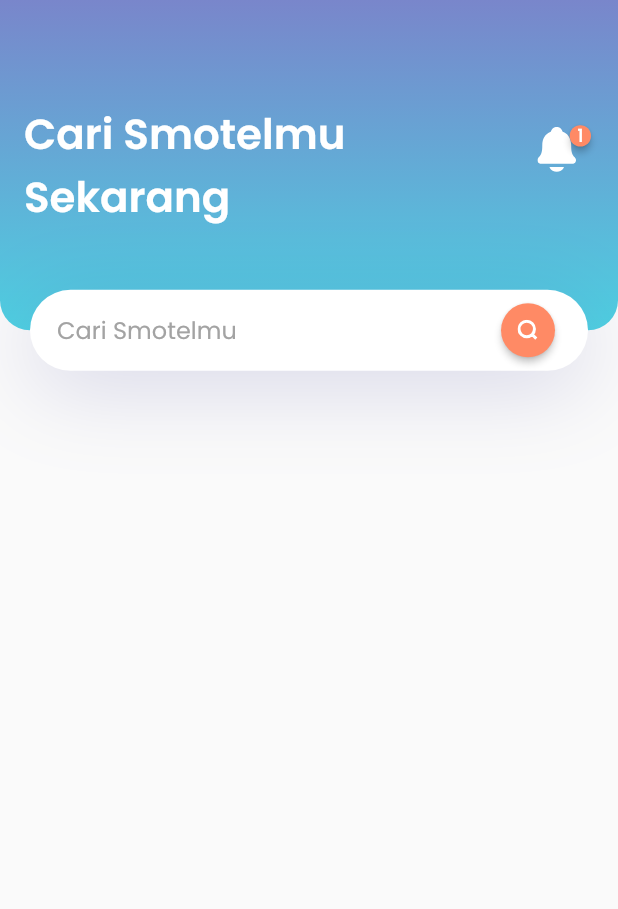
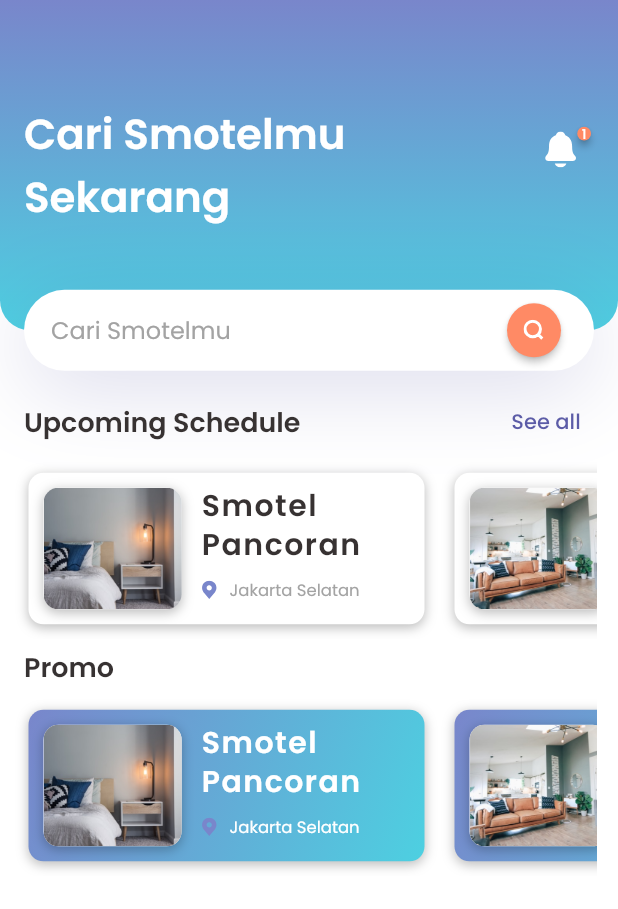
Before and after one commit to RohmanBenyRiyanto/SmartHotel_flutter, a Flutter app: the screen it shows after launch, on a phone screen of 412 x 824 dp. Shown: the top 909 px of the screen. Run offline on Flutter 3.47's test engine with Material 2 defaults, Android fonts, the phone set to English and light mode, and no system bars; drawn by our look-alikes of badges; our stand-ins replace flutter_svg.

Commit message:
Add Card Upcoming Schedule

```diff
--- a/lib/home/components/body.dart
+++ /dev/null
@@ -1,17 +0,0 @@
-import 'package:flutter/material.dart';
-import 'package:smart_hotel/home/components/header.dart';
-
-class body_home extends StatelessWidget {
-  @override
-  Widget build(BuildContext context) {
-    Size size = MediaQuery.of(context).size;
-
-    return SingleChildScrollView(
-      child: Column(
-        children: <Widget>[
-          HeaderWithSearchBox(size: size),
-        ],
-      ),
-    );
-  }
-}
--- a/lib/home/components/header.dart
+++ b/lib/home/components/header.dart
@@ -52,7 +52,7 @@ class HeaderWithSearchBox extends StatelessWidget {
                       print("Notification");
                     },
                     child: Badge(
-                      padding: EdgeInsets.all(5),
+                      padding: EdgeInsets.all(3),
                       badgeColor: color_orange,
                       shape: BadgeShape.circle,
                       position: BadgePosition.topEnd(),
@@ -62,13 +62,13 @@ class HeaderWithSearchBox extends StatelessWidget {
                         style: TextStyle(
                           color: color_white,
                           fontFamily: 'Poppins',
-                          fontSize: 12,
+                          fontSize: 9,
                           fontWeight: FontWeight.w500,
                         ),
                       ),
                       child: SvgPicture.asset(
                         "assets/svg/lonceng.svg",
-                        height: 30,
+                        height: 24,
                       ),
                     ),
                   ),
@@ -82,7 +82,7 @@ class HeaderWithSearchBox extends StatelessWidget {
             right: 0,
             child: Container(
               alignment: Alignment.center,
-              margin: EdgeInsets.symmetric(horizontal: kDefaultPadding),
+              margin: EdgeInsets.symmetric(horizontal: KPadding),
               padding: EdgeInsets.symmetric(horizontal: 8),
               height: 54,
               decoration: BoxDecoration(
--- /dev/null
+++ b/lib/home/components/promo_carousel.dart
@@ -0,0 +1,148 @@
+import 'dart:ui';
+
+import 'package:flutter/material.dart';
+import 'package:flutter_svg/flutter_svg.dart';
+import 'package:smart_hotel/home/models/cards_upcoming_model.dart';
+import 'package:smart_hotel/theme/color.dart';
+import 'package:smart_hotel/theme/const.dart';
+
+class Promo_carousel extends StatelessWidget {
+  const Promo_carousel({Key? key}) : super(key: key);
+
+  @override
+  Widget build(BuildContext context) {
+    return Container(
+      child: Column(
+        children: [
+          Padding(
+            padding: EdgeInsets.symmetric(horizontal: KPadding),
+            child: Row(
+              mainAxisAlignment: MainAxisAlignment.spaceBetween,
+              children: [
+                Text(
+                  'Promo',
+                  style: TextStyle(
+                    color: color_black,
+                    fontFamily: 'Poppins',
+                    fontSize: 18,
+                    fontWeight: FontWeight.w600,
+                  ),
+                ),
+              ],
+            ),
+          ),
+          SizedBox(
+            height: 5,
+          ),
+          Padding(
+            padding: EdgeInsets.only(left: 9.0, right: 14.0),
+            child: Container(
+              height: 121,
+              child: ListView.builder(
+                scrollDirection: Axis.horizontal,
+                itemCount: upcommings.length,
+                itemBuilder: (BuildContext context, int index) {
+                  Upcomming upcomming = upcommings[index];
+                  return Container(
+                    margin: EdgeInsets.all(10),
+                    padding: EdgeInsets.all(10),
+                    width: 264,
+                    decoration: BoxDecoration(
+                      gradient: LinearGradient(
+                        begin: Alignment.topLeft,
+                        end: Alignment.bottomRight,
+                        stops: [0.0, 15.0],
+                        colors: [color_main, color_blue],
+                      ),
+                      borderRadius: BorderRadius.circular(10.0),
+                      boxShadow: [
+                        BoxShadow(
+                          color: Colors.black26,
+                          offset: Offset(0.0, 2.0),
+                          blurRadius: 6.0,
+                        ),
+                      ],
+                    ),
+                    child: Stack(
+                      children: <Widget>[
+                        Positioned(
+                          left: 105.0,
+                          child: Column(
+                            mainAxisAlignment: MainAxisAlignment.spaceBetween,
+                            crossAxisAlignment: CrossAxisAlignment.start,
+                            children: <Widget>[
+                              Padding(
+                                padding: EdgeInsets.only(bottom: 8),
+                                child: Text(
+                                  upcomming.header_upcom,
+                                  style: TextStyle(
+                                    color: color_white,
+                                    fontFamily: 'Poppins',
+                                    fontSize: 20,
+                                    fontWeight: FontWeight.w600,
+                                    height: 1.3,
+                                    letterSpacing: 1,
+                                  ),
+                                ),
+                              ),
+                              Row(
+                                children: [
+                                  Padding(
+                                    padding: EdgeInsets.only(right: 8),
+                                    child: SvgPicture.asset(
+                                      'assets/svg/location.svg',
+                                      width: 11,
+                                    ),
+                                  ),
+                                  Text(
+                                    upcomming.kota,
+                                    style: TextStyle(
+                                      color: color_white,
+                                      fontFamily: 'Poppins',
+                                      fontSize: 11,
+                                      fontWeight: FontWeight.w400,
+                                    ),
+                                  ),
+                                ],
+                              ),
+                            ],
+                          ),
+                        ),
+                        Container(
+                          decoration: BoxDecoration(
+                            color: color_white,
+                            borderRadius: BorderRadius.circular(10),
+                            boxShadow: [
+                              BoxShadow(
+                                color: Colors.black26,
+                                offset: Offset(0.0, 2.0),
+                                blurRadius: 6.0,
+                              ),
+                            ],
+                          ),
+                          child: Stack(
+                            children: <Widget>[
+                              ClipRRect(
+                                borderRadius: BorderRadius.circular(10),
+                                child: Image(
+                                  height: 83.22,
+                                  width: 92.1,
+                                  image: AssetImage(upcomming.imageUrl),
+                                  fit: BoxFit.cover,
+                                ),
+                              ),
+                            ],
+                          ),
+                        )
+                      ],
+                    ),
+                  );
+                },
+              ),
+            ),
+          ),
+        ],
+      ),
+    );
+  }
+}
--- /dev/null
+++ b/lib/home/components/schedule_carousel.dart
@@ -0,0 +1,161 @@
+import 'dart:ui';
+
+import 'package:flutter/material.dart';
+import 'package:flutter_svg/flutter_svg.dart';
+import 'package:smart_hotel/home/models/cards_upcoming_model.dart';
+import 'package:smart_hotel/theme/color.dart';
+import 'package:smart_hotel/theme/const.dart';
+
+class ScheduleCarousel extends StatelessWidget {
+  const ScheduleCarousel({Key? key}) : super(key: key);
+
+  @override
+  Widget build(BuildContext context) {
+    return Container(
+      child: Column(
+        children: [
+          Padding(
+            padding: EdgeInsets.symmetric(horizontal: KPadding),
+            child: Row(
+              mainAxisAlignment: MainAxisAlignment.spaceBetween,
+              children: [
+                Text(
+                  'Upcoming Schedule',
+                  style: TextStyle(
+                    color: color_black,
+                    fontFamily: 'Poppins',
+                    fontSize: 18,
+                    fontWeight: FontWeight.w600,
+                  ),
+                ),
+                TextButton(
+                  style: ButtonStyle(
+                    overlayColor: MaterialStateColor.resolveWith(
+                        (states) => Colors.transparent.withOpacity(0)),
+                  ),
+                  child: Text(
+                    'See all',
+                    style: TextStyle(
+                      color: color_purple,
+                      fontFamily: 'Poppins',
+                      fontSize: 14,
+                      fontWeight: FontWeight.w500,
+                    ),
+                  ),
+                  onPressed: () {
+                    print('Lihat Semua');
+                  },
+                ),
+              ],
+            ),
+          ),
+          // SizedBox(
+          //   height: 5,
+          // ),
+          Padding(
+            padding: EdgeInsets.only(left: 9.0, right: 14.0),
+            child: Container(
+              height: 121,
+              child: ListView.builder(
+                scrollDirection: Axis.horizontal,
+                itemCount: upcommings.length,
+                itemBuilder: (BuildContext context, int index) {
+                  Upcomming upcomming = upcommings[index];
+                  return Container(
+                    margin: EdgeInsets.all(10),
+                    padding: EdgeInsets.all(10),
+                    width: 264,
+                    decoration: BoxDecoration(
+                      color: color_white,
+                      borderRadius: BorderRadius.circular(10.0),
+                      boxShadow: [
+                        BoxShadow(
+                          color: Colors.black26,
+                          offset: Offset(0.0, 2.0),
+                          blurRadius: 6.0,
+                        ),
+                      ],
+                    ),
+                    child: Stack(
+                      children: <Widget>[
+                        Positioned(
+                          left: 105.0,
+                          child: Column(
+                            mainAxisAlignment: MainAxisAlignment.spaceBetween,
+                            crossAxisAlignment: CrossAxisAlignment.start,
+                            children: <Widget>[
+                              Padding(
+                                padding: EdgeInsets.only(bottom: 8),
+                                child: Text(
+                                  upcomming.header_upcom,
+                                  style: TextStyle(
+                                    color: color_black,
+                                    fontFamily: 'Poppins',
+                                    fontSize: 20,
+                                    fontWeight: FontWeight.w600,
+                                    height: 1.3,
+                                    letterSpacing: 1,
+                                  ),
+                                ),
+                              ),
+                              Row(
+                                children: [
+                                  Padding(
+                                    padding: EdgeInsets.only(right: 8),
+                                    child: SvgPicture.asset(
+                                      'assets/svg/location.svg',
+                                      width: 11,
+                                    ),
+                                  ),
+                                  Text(
+                                    upcomming.kota,
+                                    style: TextStyle(
+                                      color: color_abu,
+                                      fontFamily: 'Poppins',
+                                      fontSize: 11,
+                                      fontWeight: FontWeight.w400,
+                                    ),
+                                  ),
+                                ],
+                              ),
+                            ],
+                          ),
+                        ),
+                        Container(
+                          decoration: BoxDecoration(
+                            color: color_white,
+                            borderRadius: BorderRadius.circular(10),
+                            boxShadow: [
+                              BoxShadow(
+                                color: Colors.black26,
+                                offset: Offset(0.0, 2.0),
+                                blurRadius: 6.0,
+                              ),
+                            ],
+                          ),
+                          child: Stack(
+                            children: <Widget>[
+                              ClipRRect(
+                                borderRadius: BorderRadius.circular(10),
+                                child: Image(
+                                  height: 83.22,
+                                  width: 92.1,
+                                  image: AssetImage(upcomming.imageUrl),
+                                  fit: BoxFit.cover,
+                                ),
+                              ),
+                            ],
+                          ),
+                        )
+                      ],
+                    ),
+                  );
+                },
+              ),
+            ),
+          ),
+        ],
+      ),
+    );
+  }
+}
--- a/lib/home/home.dart
+++ b/lib/home/home.dart
@@ -1,15 +1,32 @@
 import 'package:flutter/material.dart';
-import 'package:flutter_svg/flutter_svg.dart';
-import 'package:smart_hotel/home/components/body.dart';
+import 'package:smart_hotel/home/components/header.dart';
+import 'package:smart_hotel/home/components/promo_carousel.dart';
+import 'package:smart_hotel/home/components/schedule_carousel.dart';
 import 'package:smart_hotel/theme/color.dart';
+import 'package:smart_hotel/theme/const.dart';
 
 class Home extends StatelessWidget {
   static String routeName = "/home";
   @override
   Widget build(BuildContext context) {
+    Size size = MediaQuery.of(context).size;
     return Scaffold(
+      backgroundColor: color_white,
       body: SafeArea(
-        child: body_home(),
+        child: ListView(
+          children: <Widget>[
+            HeaderWithSearchBox(size: size),
+            SizedBox(
+              height: 10,
+            ),
+            //tampil tidaknya cards upcoming tergantung ada tidaknya jadwal
+            Visibility(visible: true, child: ScheduleCarousel()),
+            SizedBox(
+              height: 5,
+            ),
+            Visibility(visible: true, child: Promo_carousel()),
+          ],
+        ),
       ),
     );
   }
--- /dev/null
+++ b/lib/home/models/cards_upcoming_model.dart
@@ -0,0 +1,65 @@
+import 'package:smart_hotel/home/models/activity_model.dart';
+
+class Upcomming {
+  String imageUrl;
+  String header_upcom;
+  String kota;
+
+  Upcomming({
+    required this.imageUrl,
+    required this.header_upcom,
+    required this.kota,
+  });
+
+  get length => null;
+}
+
+// List<Activity> activities = [
+//   Activity(
+//     imageUrl: 'assets/images/hotel_one.png',
+//     name: 'Smotel\'s Tebet',
+//     rating: 5,
+//     price: 150000,
+//   ),
+//   Activity(
+//     imageUrl: 'assets/images/hotel_one.png',
+//     name: 'Smotel\'s Tebet',
+//     rating: 5,
+//     price: 150000,
+//   ),
+//   Activity(
+//     imageUrl: 'assets/images/hotel_one.png',
+//     name: 'Smotel\'s Tebet',
+//     rating: 5,
+//     price: 150000,
+//   ),
+//   Activity(
+//     imageUrl: 'assets/images/hotel_one.png',
+//     name: 'Smotel\'s Tebet',
+//     rating: 5,
+//     price: 150000,
+//   ),
+// ];
+
+List<Upcomming> upcommings = [
+  Upcomming(
+    imageUrl: 'assets/images/hotel_two.png',
+    header_upcom: 'Smotel\nPancoran',
+    kota: 'Jakarta Selatan',
+  ),
+  Upcomming(
+    imageUrl: 'assets/images/hotel_one.png',
+    header_upcom: 'Smotel\nSurakarta',
+    kota: 'Surakarta',
+  ),
+  Upcomming(
+    imageUrl: 'assets/images/hotel_two.png',
+    header_upcom: 'Smotel\nPancoran',
+    kota: 'Jakarta Selatan',
+  ),
+  Upcomming(
+    imageUrl: 'assets/images/hotel_one.png',
+    header_upcom: 'Smotel\nSurakarta',
+    kota: 'Surakarta',
+  ),
+];
```
Also changed, not shown: lib/home/models/activity_model.dart (added, +13 -0 lines), lib/home/models/hotel_model.dart (added, +34 -0 lines).
